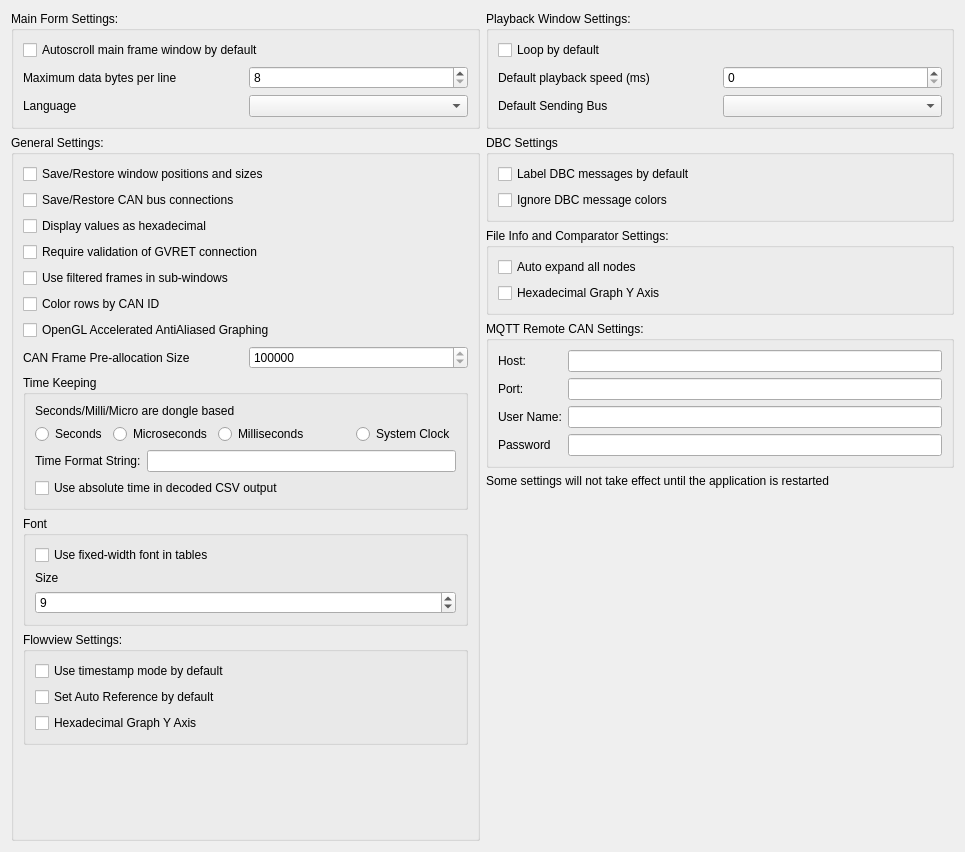
This is ui/mainsettingsdialog.ui in collin80/SavvyCAN as Qt 5 draws it before an edit. The edited form follows.
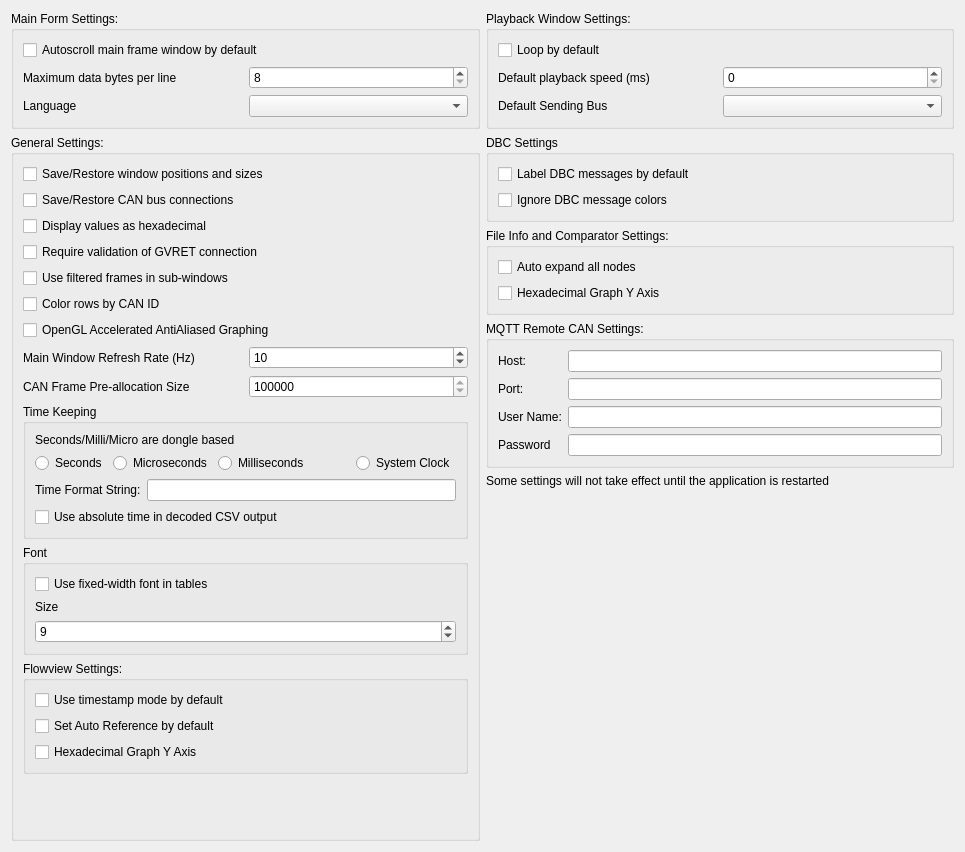
This is the edited form.

```diff
--- a/ui/mainsettingsdialog.ui
+++ b/ui/mainsettingsdialog.ui
@@ -125,6 +125,36 @@
           </property>
          </widget>
         </item>
+        <item>
+         <layout class="QHBoxLayout" name="horizontalLayout_refresh">
+          <property name="topMargin">
+           <number>0</number>
+          </property>
+          <property name="bottomMargin">
+           <number>0</number>
+          </property>
+          <item>
+           <widget class="QLabel" name="labelRefreshRate">
+            <property name="text">
+             <string>Main Window Refresh Rate (Hz)</string>
+            </property>
+           </widget>
+          </item>
+          <item>
+           <widget class="QSpinBox" name="spinRefreshRate">
+            <property name="minimum">
+             <number>4</number>
+            </property>
+            <property name="maximum">
+             <number>60</number>
+            </property>
+            <property name="value">
+             <number>10</number>
+            </property>
+           </widget>
+          </item>
+         </layout>
+        </item>
         <item>
          <layout class="QHBoxLayout" name="horizontalLayout_6">
           <property name="topMargin">
```
